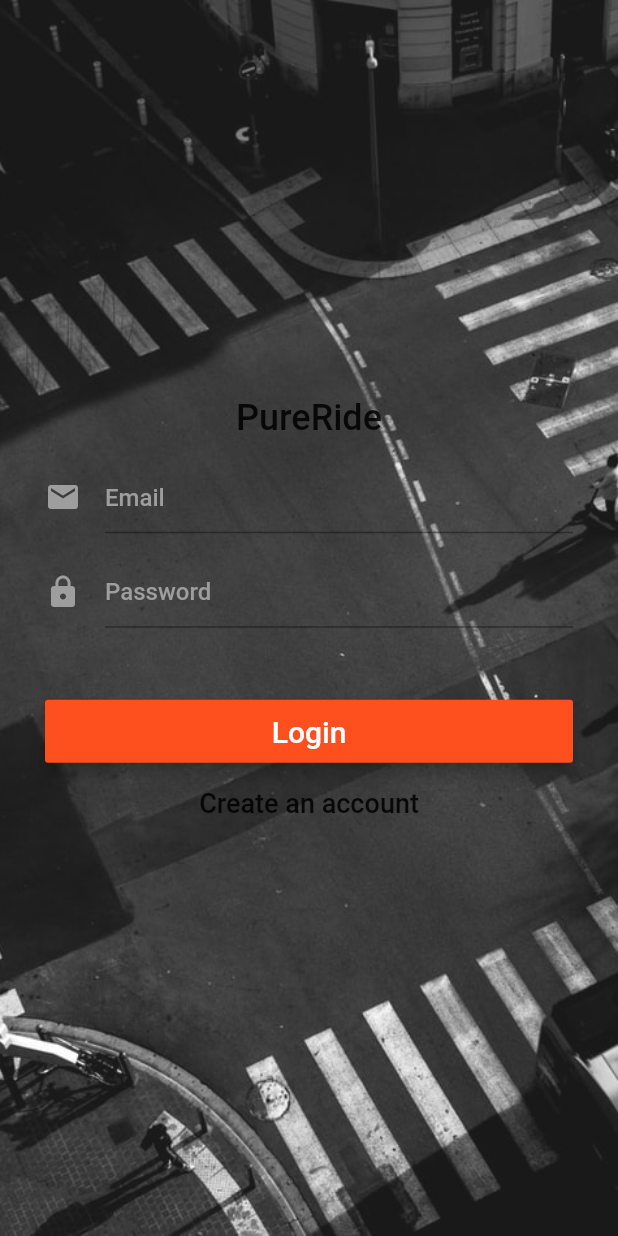
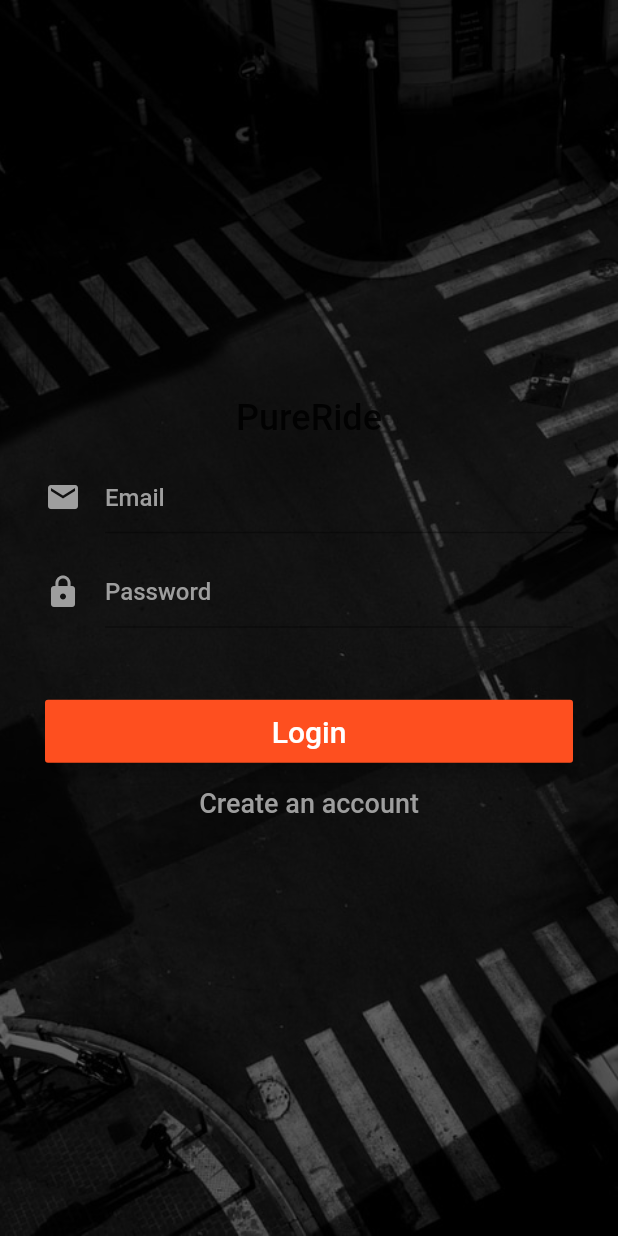
Before and after one commit to boris1022chan/Pureride, a Flutter app: the screen it shows after launch, on a phone screen of 412 x 824 dp. Run offline on Flutter 3.47's test engine with Material 2 defaults, Android fonts, the phone set to English and light mode, and no system bars; our stand-ins replace cloud_firestore, firebase_auth, firebase_database, google_maps_flutter, google_sign_in; accounts and stored records are empty.

Commit message:
darken lockscreen

```diff
--- a/lib/ui/screens/login_signup.dart
+++ b/lib/ui/screens/login_signup.dart
@@ -151,9 +151,9 @@ class _LoginSignUpScreenState extends State<LoginSignUpScreen> {
     return FlatButton(
       child: _formMode == FormMode.LOGIN
           ? Text('Create an account',
-              style: TextStyle(fontSize: 18.0, fontWeight: FontWeight.w300))
+              style: TextStyle(fontSize: 18.0, fontWeight: FontWeight.w300, color: Colors.grey))
           : Text('Have an account? Sign in',
-              style: TextStyle(fontSize: 18.0, fontWeight: FontWeight.w300)),
+              style: TextStyle(fontSize: 18.0, fontWeight: FontWeight.w300, color: Colors.grey)),
       onPressed: _formMode == FormMode.LOGIN
           ? _changeFormToSignUp
           : _changeFormToLogin,
--- a/lib/ui/widgets/splash_screen.dart
+++ b/lib/ui/widgets/splash_screen.dart
@@ -6,7 +6,7 @@ BoxDecoration buildBackground() {
       image: AssetImage("assets/intersection.jpeg"),
       fit: BoxFit.cover,
       colorFilter: new ColorFilter.mode(
-          Colors.black.withOpacity(0.9), BlendMode.dstATop),
+          Colors.black.withOpacity(0.6), BlendMode.darken),
     ),
   );
 }
```
